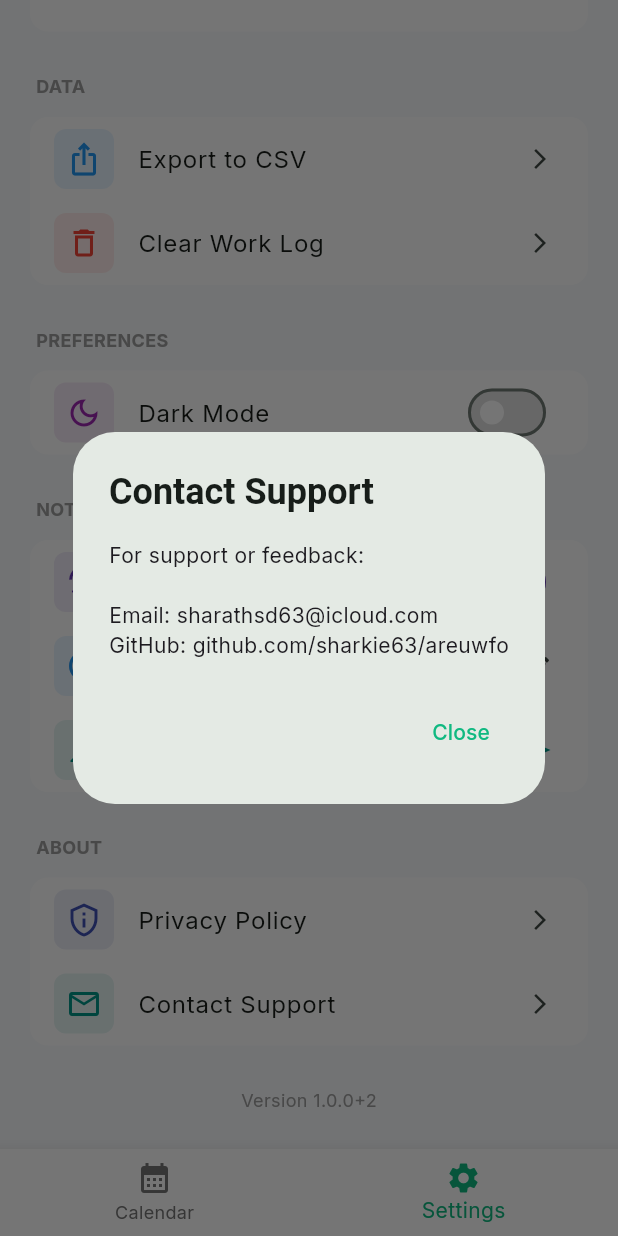
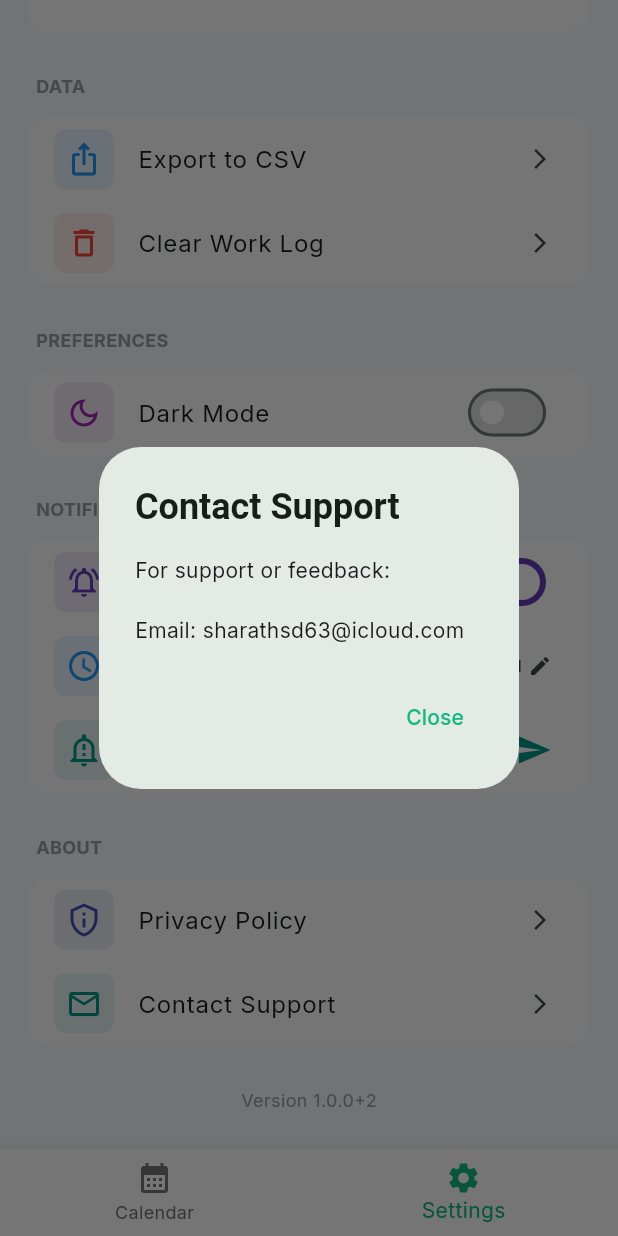
Before and after one commit to sharkie63/areuwfo, a Flutter app: the SettingsPageNew screen opened by its route, scrolled down 232 dp, after a tap on "Contact Support", on a phone screen of 412 x 824 dp. Run offline on Flutter 3.47's test engine with Material 3 defaults, Android fonts, the phone set to English and light mode, and no system bars; our stand-ins replace firebase_analytics, firebase_core, firebase_crashlytics, flutter_local_notifications, go_router, google_fonts and 4 more; accounts and stored records are empty.

Commit message:
Remove GitHub link from Contact Support dialog

```diff
--- a/lib/settings_page_new.dart
+++ b/lib/settings_page_new.dart
@@ -335,8 +335,7 @@ class _SettingsPageNewState extends State<SettingsPageNew> with AutomaticKeepAli
                         title: const Text('Contact Support'),
                         content: const Text(
                           'For support or feedback:\n\n'
-                          'Email: sharathsd63@icloud.com\n'
-                          'GitHub: github.com/sharkie63/areuwfo',
+                          'Email: sharathsd63@icloud.com',
                         ),
                         actions: [
                           TextButton(
```
